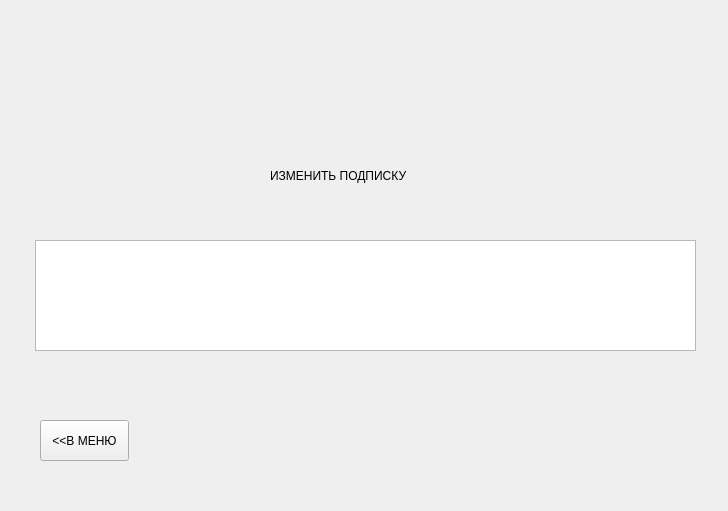
The window that Coursework_DB/testFrontend/Views/subscribeview.ui (Juliasunn/BMSTU) describes before a commit, drawn with Qt 5.
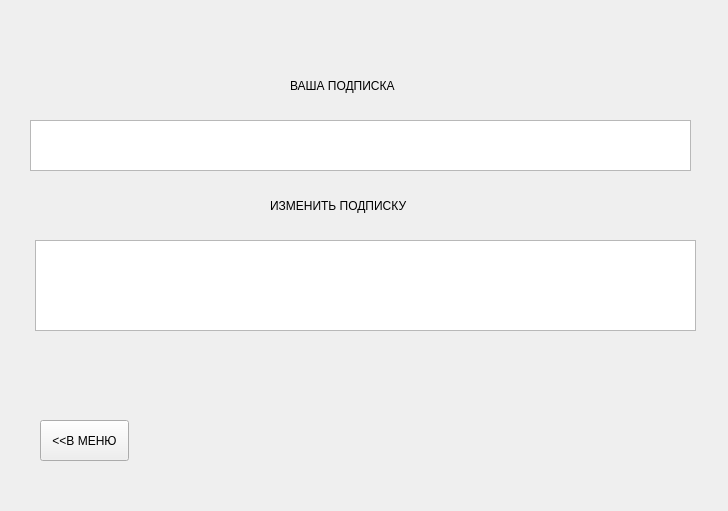
The same window after the commit.

The edit to the form file:
```diff
--- a/Coursework_DB/testFrontend/Views/subscribeview.ui
+++ b/Coursework_DB/testFrontend/Views/subscribeview.ui
@@ -17,7 +17,7 @@
    <property name="geometry">
     <rect>
      <x>270</x>
-     <y>150</y>
+     <y>180</y>
      <width>171</width>
      <height>51</height>
     </rect>
@@ -32,7 +32,7 @@
      <x>35</x>
      <y>240</y>
      <width>661</width>
-     <height>111</height>
+     <height>91</height>
     </rect>
    </property>
   </widget>
@@ -49,6 +49,29 @@
     <string>&lt;&lt;В МЕНЮ</string>
    </property>
   </widget>
+  <widget class="QTableView" name="curSubscrView">
+   <property name="geometry">
+    <rect>
+     <x>30</x>
+     <y>120</y>
+     <width>661</width>
+     <height>51</height>
+    </rect>
+   </property>
+  </widget>
+  <widget class="QLabel" name="label_2">
+   <property name="geometry">
+    <rect>
+     <x>290</x>
+     <y>60</y>
+     <width>141</width>
+     <height>51</height>
+    </rect>
+   </property>
+   <property name="text">
+    <string>ВАША ПОДПИСКА</string>
+   </property>
+  </widget>
  </widget>
  <resources/>
  <connections/>
```
